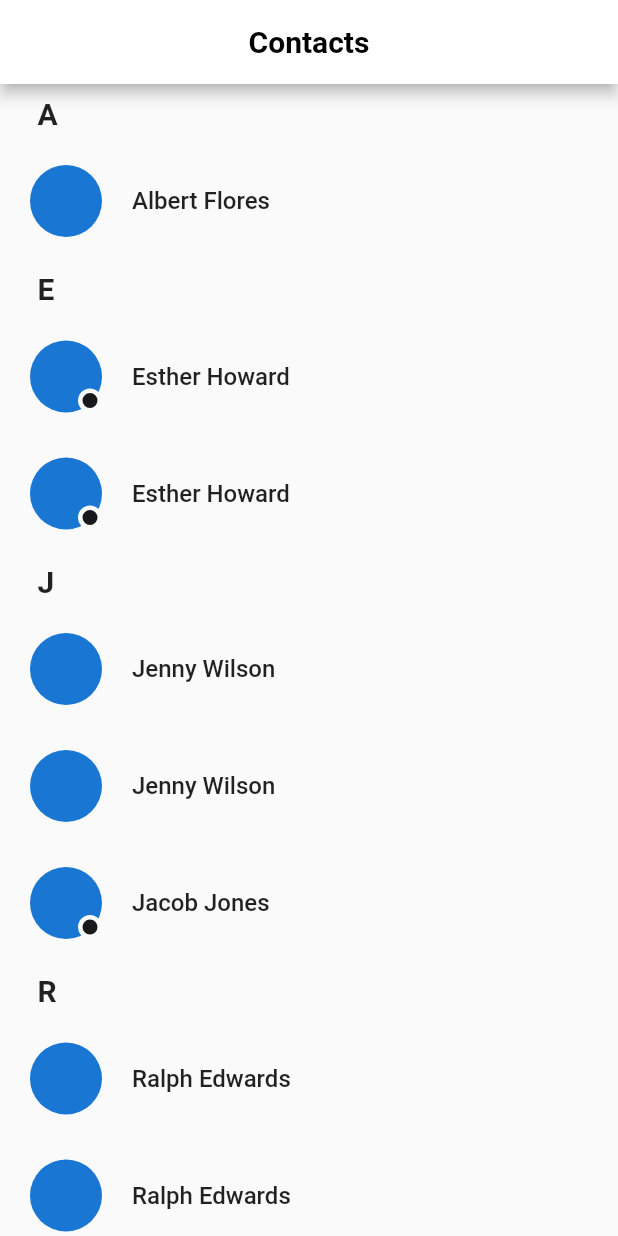
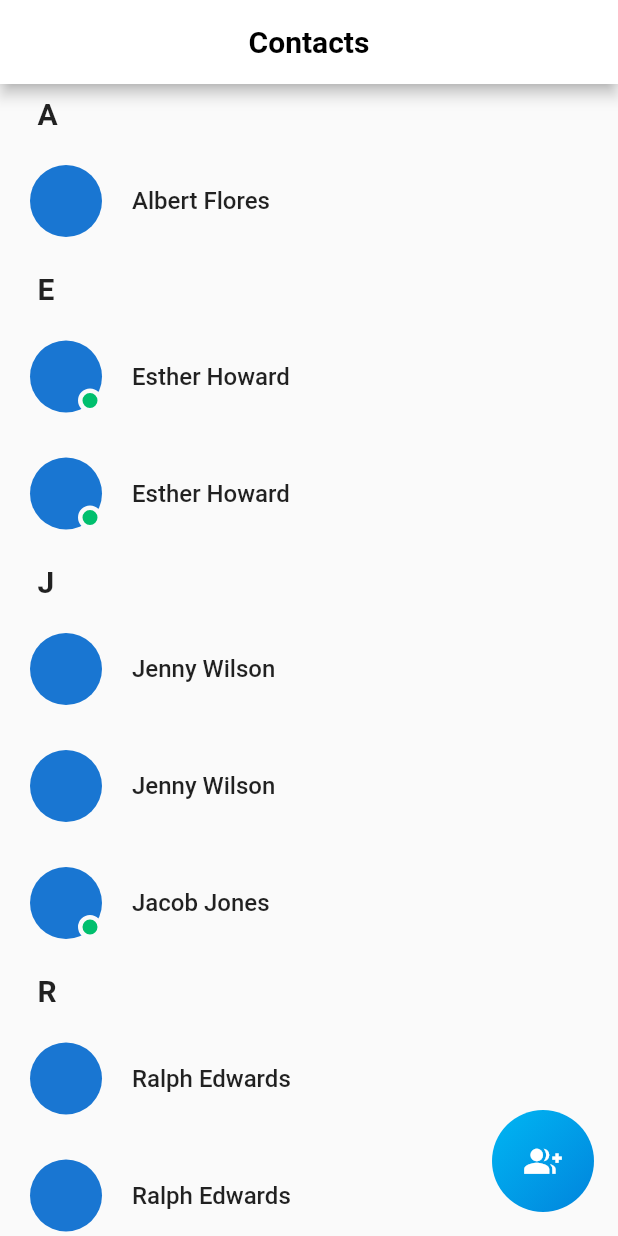
Before and after one commit to taducbinh123/chat_app, a Flutter app: the ContactView screen opened by its route, on a phone screen of 412 x 824 dp. Run offline on Flutter 3.47's test engine with Material 2 defaults, Android fonts, the phone set to English and light mode, and no system bars; drawn by our look-alikes of grouped_list; our stand-ins replace get, get_storage, new_gradient_app_bar; accounts and stored records are empty.

Commit message:
Update contact view

```diff
--- a/lib/common/widgets/avatar_contact.dart
+++ b/lib/common/widgets/avatar_contact.dart
@@ -35,7 +35,7 @@ class CustomAvatarContact extends StatelessWidget {
                       height: 16,
                       width: 16,
                       decoration: BoxDecoration(
-                        color: kPrimaryColor,
+                        color: kDotColor,
                         shape: BoxShape.circle,
                         border: Border.all(
                             color: Theme.of(context).scaffoldBackgroundColor,
--- a/lib/view/Dashboard.dart
+++ b/lib/view/Dashboard.dart
@@ -2,7 +2,9 @@ import 'package:flutter/material.dart';
 import 'package:get/get.dart';
 import 'package:hello_world_flutter/common/widgets/bottom_nav_bar.dart';
 import 'package:hello_world_flutter/controller/nav_bar_controller.dart';
+import 'package:hello_world_flutter/view/Contact.dart';
 import 'package:hello_world_flutter/view/call/call_screen.dart';
+
 import 'package:hello_world_flutter/view/contact_view.dart';
 import 'chat_screen.dart';
 
--- a/lib/view/contact/contact_screen.dart
+++ b/lib/view/contact/contact_screen.dart
@@ -30,7 +30,7 @@ class ContactScreen extends StatelessWidget {
           size: 25,
         ),
         onPressed: () {
-          Get.to(AddContactScreen());
+          Get.to(() => AddContactScreen());
         },
       )),
     );
--- a/lib/view/contact_view.dart
+++ b/lib/view/contact_view.dart
@@ -1,10 +1,15 @@
 import 'package:flutter/material.dart';
+import 'package:get/get.dart';
+
+import 'package:get/get_navigation/src/extension_navigation.dart';
 import 'package:grouped_list/grouped_list.dart';
 import 'package:hello_world_flutter/common/constant/ulti.dart';
 import 'package:hello_world_flutter/common/widgets/avatar_contact.dart';
+import 'package:hello_world_flutter/common/widgets/floating_action_button.dart';
 import 'package:hello_world_flutter/common/widgets/text_appbar.dart';
 
 import 'package:hello_world_flutter/model/chat_card.dart';
+import 'package:hello_world_flutter/view/contact/add_contact_screen.dart';
 
 class ContactView extends StatelessWidget {
   @override
@@ -45,6 +50,17 @@ class ContactView extends StatelessWidget {
           ),
         ],
       ),
+      floatingActionButton: CommonButton(
+          icon: IconButton(
+            icon: Icon(
+              Icons.group_add,
+              color: Colors.white,
+              size: 25,
+            ),
+            onPressed: () {
+              Get.to(() => AddContactScreen());
+            },
+          )),
     );
   }
 }
```
Also changed, not shown: lib/view/pm_screen.dart (+5 -4 lines).
